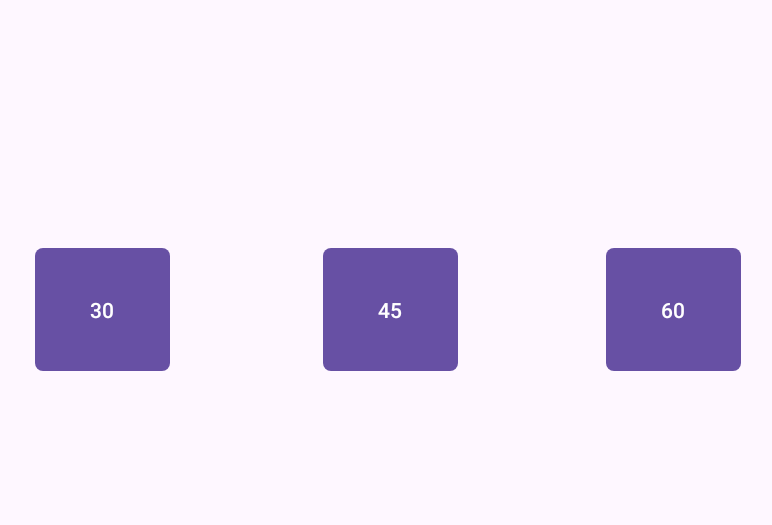
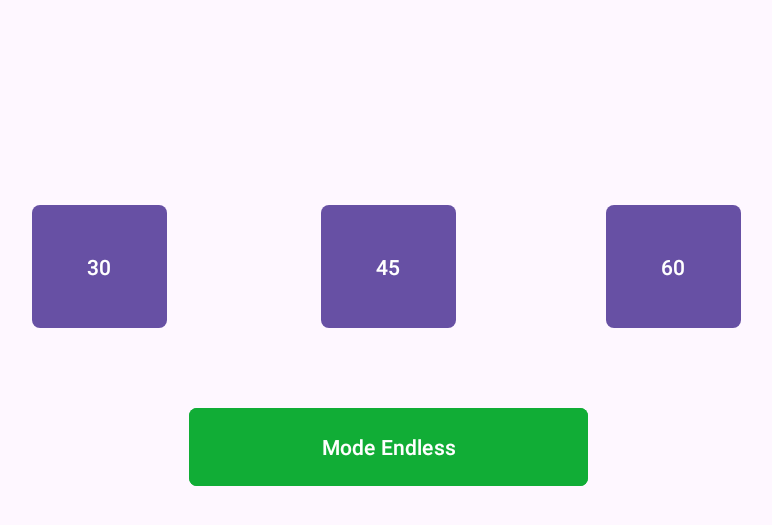
Before and after one commit to JayroZeppely/HoleShot, an Android app: the ModeActivity screen opened directly, with no data from a screen before it, on a phone screen of 824 x 412 dp (held sideways). Shown: the top 525 px of the screen, without its empty margins (228-1000 px from the left). Run offline under Robolectric (Android 15) with nearby library versions, the phone set to English and light mode, and no system bars.

Commit message:
Ajout du mode endless

```diff
--- a/app/src/main/java/helloandroid/ut3/holeshot/ModeActivity.java
+++ b/app/src/main/java/helloandroid/ut3/holeshot/ModeActivity.java
@@ -19,6 +19,8 @@ import androidx.core.view.WindowInsetsCompat;
 
 public class ModeActivity extends AppCompatActivity {
     public static final String TIMER_DUREE = "duree";
+    public static final String MODE_ENDLESS = "mode";
+
 
     @Override
     protected void onCreate(Bundle savedInstanceState) {
@@ -33,6 +35,8 @@ public class ModeActivity extends AppCompatActivity {
         Button btn30 = findViewById(R.id.btn_30);
         Button btn45 = findViewById(R.id.btn_45);
         Button btn60 = findViewById(R.id.btn_60);
+        Button btnEndless = findViewById(R.id.btn_endless);
+
 
         btn30.setOnClickListener(new View.OnClickListener() {
             @Override
@@ -64,6 +68,15 @@ public class ModeActivity extends AppCompatActivity {
             }
         });
 
-
+        btnEndless.setOnClickListener(new View.OnClickListener() {
+            @Override
+            public void onClick(View v) {
+                // Lancer la GameActivity
+                Intent intent = new Intent(ModeActivity.this, GameActivity.class);
+                intent.putExtra(TIMER_DUREE, 5);
+                intent.putExtra(MODE_ENDLESS, true);
+                startActivity(intent);
+            }
+        });
     }
 }
--- a/app/src/main/res/layout/activity_mode.xml
+++ b/app/src/main/res/layout/activity_mode.xml
@@ -16,10 +16,10 @@
       app:cornerRadius="5dp"
       app:layout_constraintBottom_toBottomOf="parent"
       app:layout_constraintEnd_toEndOf="parent"
-      app:layout_constraintHorizontal_bias="0.5"
+      app:layout_constraintHorizontal_bias="0.499"
       app:layout_constraintStart_toStartOf="parent"
       app:layout_constraintTop_toTopOf="parent"
-      app:layout_constraintVertical_bias="0.5" />
+      app:layout_constraintVertical_bias="0.411" />
 
   <Button
       android:id="@+id/btn_60"
@@ -29,10 +29,10 @@
       app:cornerRadius="5dp"
       app:layout_constraintBottom_toBottomOf="parent"
       app:layout_constraintEnd_toEndOf="parent"
-      app:layout_constraintHorizontal_bias="0.356"
+      app:layout_constraintHorizontal_bias="0.359"
       app:layout_constraintStart_toEndOf="@+id/btn_45"
       app:layout_constraintTop_toTopOf="parent"
-      app:layout_constraintVertical_bias="0.501" />
+      app:layout_constraintVertical_bias="0.411" />
 
   <Button
       android:id="@+id/btn_30"
@@ -42,9 +42,22 @@
       app:cornerRadius="5dp"
       app:layout_constraintBottom_toBottomOf="parent"
       app:layout_constraintEnd_toStartOf="@+id/btn_45"
-      app:layout_constraintHorizontal_bias="0.632"
+      app:layout_constraintHorizontal_bias="0.627"
       app:layout_constraintStart_toStartOf="parent"
       app:layout_constraintTop_toTopOf="parent"
-      app:layout_constraintVertical_bias="0.501" />
+      app:layout_constraintVertical_bias="0.411" />
+
+  <Button
+      android:id="@+id/btn_endless"
+      android:layout_width="266dp"
+      android:layout_height="60dp"
+      android:layout_marginBottom="84dp"
+      android:text="Mode Endless"
+      android:backgroundTint="#11AD36"
+      app:cornerRadius="5dp"
+      app:layout_constraintBottom_toBottomOf="parent"
+      app:layout_constraintEnd_toEndOf="parent"
+      app:layout_constraintHorizontal_bias="0.498"
+      app:layout_constraintStart_toStartOf="parent" />
 
 </androidx.constraintlayout.widget.ConstraintLayout>
```
Also changed, not shown: app/src/main/java/helloandroid/ut3/holeshot/GameActivity.java (+20 -1 lines), app/src/main/java/helloandroid/ut3/holeshot/GameView.java (+10 -0 lines), app/src/main/res/layout/activity_main.xml (+9 -11 lines), app/src/main/res/layout/activity_result.xml (+10 -6 lines).
